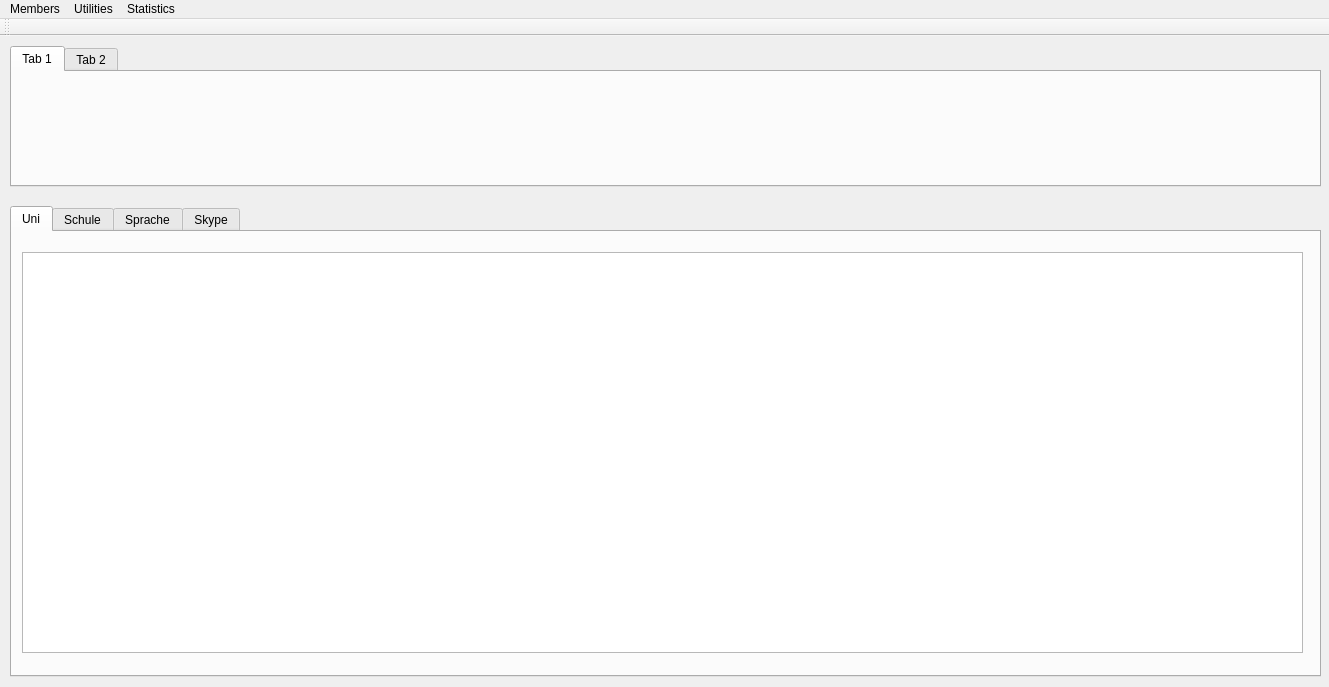
Old version of the form mainwindow.ui in the repository MrRisoni/Gauss.
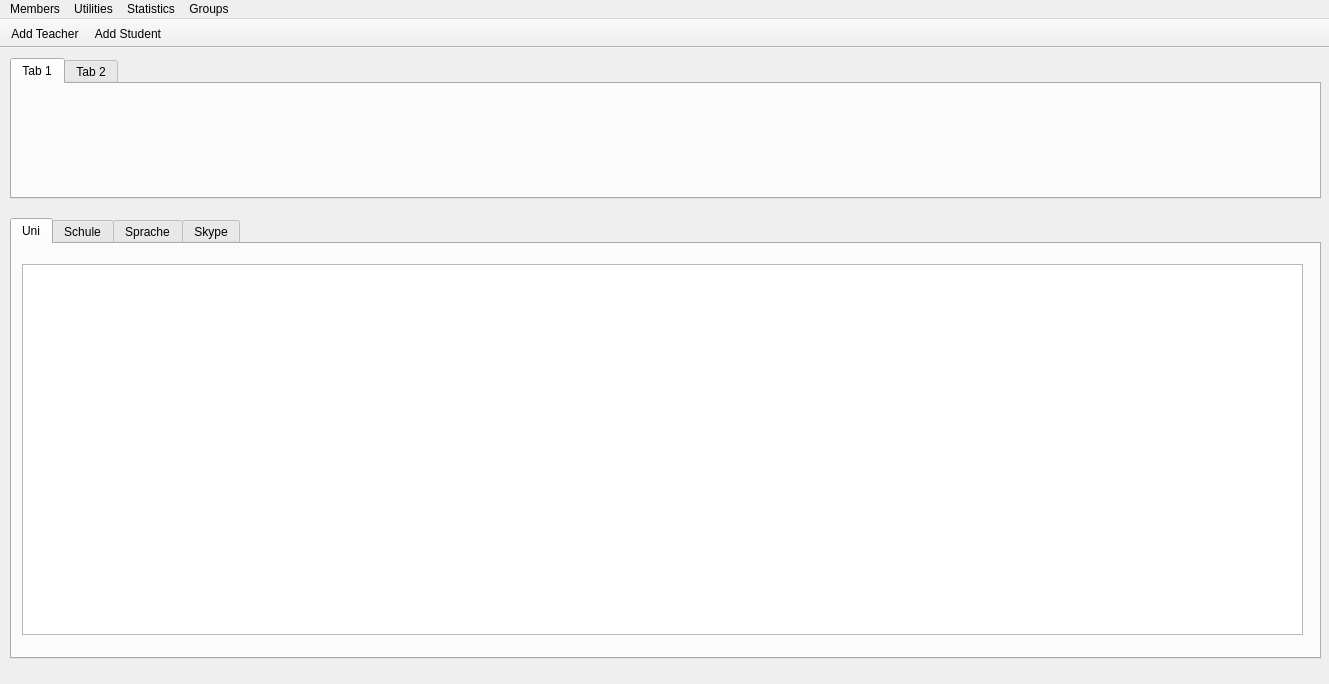
New version of the form. Icons and pictures are not drawn.

Patch:
```diff
--- a/mainwindow.ui
+++ b/mainwindow.ui
@@ -7,7 +7,7 @@
     <x>0</x>
     <y>0</y>
     <width>1329</width>
-    <height>687</height>
+    <height>684</height>
    </rect>
   </property>
   <property name="windowTitle">
@@ -55,7 +55,7 @@
       <x>10</x>
       <y>170</y>
       <width>1311</width>
-      <height>471</height>
+      <height>441</height>
      </rect>
     </property>
     <property name="currentIndex">
@@ -71,7 +71,7 @@
         <x>10</x>
         <y>20</y>
         <width>1281</width>
-        <height>401</height>
+        <height>371</height>
        </rect>
       </property>
      </widget>
@@ -138,20 +138,40 @@
      <string>Statistics</string>
     </property>
    </widget>
+   <widget class="QMenu" name="menuGroups">
+    <property name="title">
+     <string>Groups</string>
+    </property>
+    <addaction name="actionCreate_Uni_Group"/>
+    <addaction name="actionCreate_Schule_Group"/>
+    <addaction name="actionCreate_Sprache_Group"/>
+   </widget>
    <addaction name="menuMembers"/>
    <addaction name="menuUtilities"/>
    <addaction name="menuStatistics"/>
+   <addaction name="menuGroups"/>
   </widget>
   <widget class="QToolBar" name="toolBar">
    <property name="windowTitle">
     <string>toolBar</string>
    </property>
+   <property name="movable">
+    <bool>false</bool>
+   </property>
+   <property name="iconSize">
+    <size>
+     <width>30</width>
+     <height>30</height>
+    </size>
+   </property>
    <attribute name="toolBarArea">
     <enum>TopToolBarArea</enum>
    </attribute>
    <attribute name="toolBarBreak">
     <bool>false</bool>
    </attribute>
+   <addaction name="actionAdd_Teacher"/>
+   <addaction name="actionAdd_Student"/>
   </widget>
   <action name="actionSchwer_Levels">
    <property name="text">
```
Left out of the diff: 33 changed lines with no effect on the pictures.
